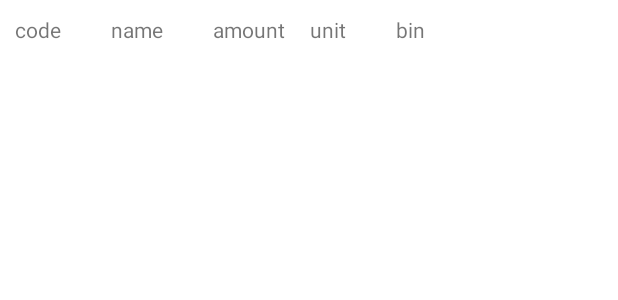
After one commit to sw222/ISS_AD_app, an Android app: the layout pager_retrive_item.xml on its own in the app's theme, with its tools: preview values and no code run, on a phone screen of 412 x 824 dp. The commit adds this screen. Shown: the top 300 px of the screen. Run offline under Robolectric (Android 15) with nearby library versions, the phone set to English and light mode, and no system bars.

```diff
--- a/app/src/main/res/layout/pager_receive.xml
+++ b/app/src/main/res/layout/pager_receive.xml
@@ -12,4 +12,9 @@
     android:layout_width="wrap_content"
     android:layout_height="wrap_content"
     android:text="POST"/>
+    <Button
+        android:id="@+id/id_jsonpost"
+        android:layout_width="wrap_content"
+        android:layout_height="wrap_content"
+        android:text="JsonPOST"/>
 </LinearLayout>
--- /dev/null
+++ b/app/src/main/res/layout/pager_retrive_item.xml
@@ -0,0 +1,45 @@
+<?xml version="1.0" encoding="utf-8"?>
+<LinearLayout xmlns:android="http://schemas.android.com/apk/res/android"
+    android:orientation="horizontal"
+    android:layout_width="match_parent"
+    android:layout_height="match_parent"
+    android:padding="10dp"
+    android:weightSum="7">
+
+    <TextView
+        android:id="@+id/listview_retrive_item_code"
+        android:layout_width="wrap_content"
+        android:layout_height="wrap_content"
+        android:text="code"
+        android:layout_weight="1"
+        android:layout_gravity="center_horizontal"/>
+    <TextView
+        android:id="@+id/listview_retrive_item_name"
+        android:layout_width="wrap_content"
+        android:layout_height="wrap_content"
+        android:text="name"
+        android:layout_weight="1"
+        android:layout_gravity="center_horizontal"/>
+    <TextView
+        android:id="@+id/listview_retrive_item_amount"
+        android:layout_width="wrap_content"
+        android:layout_height="wrap_content"
+        android:text="amount"
+        android:layout_weight="0.5"
+        android:layout_gravity="center_horizontal"/>
+    <TextView
+        android:id="@+id/listview_retrive_item_unit"
+        android:layout_width="wrap_content"
+        android:layout_height="wrap_content"
+        android:text="unit"
+        android:layout_weight="1"
+        android:layout_gravity="center_horizontal"/>
+    <TextView
+        android:id="@+id/listview_retrive_item_bin"
+        android:layout_width="wrap_content"
+        android:layout_height="wrap_content"
+        android:text="bin"
+        android:layout_weight="1"
+        android:layout_gravity="center_horizontal"/>
+
+</LinearLayout>
```
Also changed, not shown: app/src/main/java/com/tianhang/adapp/base/impl/ReceivePager.java (+50 -13 lines), app/src/main/java/com/tianhang/adapp/base/impl/detail/requisition/RequisitionPgerDetailByAll.java (+22 -5 lines), app/src/main/java/com/tianhang/adapp/base/impl/detail/retrive/RetrivePgerDetailByItem.java (+20 -5 lines), app/src/main/java/com/tianhang/adapp/domain/Customer.java (+4 -4 lines), app/src/main/java/com/tianhang/adapp/rest/RestClient.java (+13 -2 lines), app/src/main/res/layout/pager_requisition_item.xml (added, +42 -0 lines).
